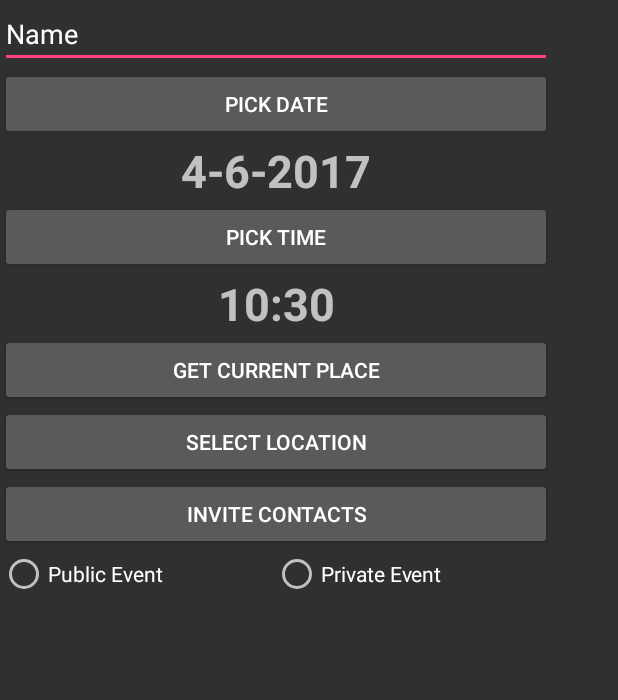
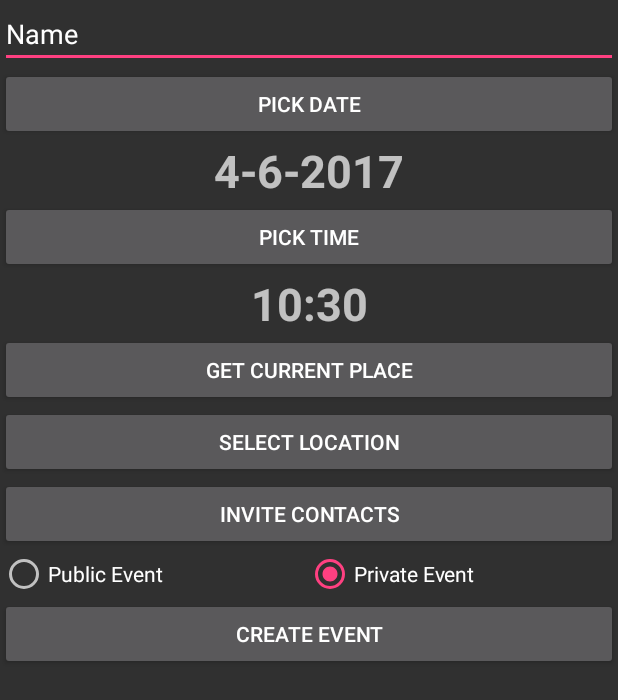
Before and after one commit to charlesh72/platty, an Android app: the CreateEventActivity screen opened directly, with no data from a screen before it, on a phone screen of 412 x 824 dp. Shown: the top 700 px of the screen. Run offline under Robolectric (Android 15) with nearby library versions, the light colour scheme and no system bars; our stand-ins replace EventBus; libraries missing offline, so code that uses them is left out: com.parse; 1 statement that could not run was skipped.

Commit message:
radio buttons function and began implementing save to server functionality for events

```diff
--- a/app/src/main/java/com/beakon/platty/Event.java
+++ b/app/src/main/java/com/beakon/platty/Event.java
@@ -3,6 +3,8 @@ package com.beakon.platty;
 import android.icu.util.Calendar;
 
 import com.google.android.gms.maps.model.LatLng;
+import com.parse.ParseGeoPoint;
+import com.parse.ParseObject;
 import com.parse.ParseUser;
 
 import java.util.List;
@@ -16,9 +18,11 @@ public class Event {
     private int hour, minute, year, month, day;
     private LatLng mLatLng;
     private String mEventName, mPlaceName, mHostId;
+
+    private boolean mPublic;
+
     // TODO: 4/5/2017 Set up invited guests and add inviting through contacts
     private List<String> mInvitedGuests;
-
     public Event() {
         mHostId = ParseUser.getCurrentUser().getObjectId();
 
@@ -36,6 +40,21 @@ public class Event {
         mEventName = "defaultEventName";
         mPlaceName = "defaultPlaceName";
         mLatLng = new LatLng(-33.8523341, 151.2106085);
+    }
+
+    public void save() {
+        // TODO: 4/6/2017 Save all data from the event to the server
+        ParseObject event = new ParseObject("Event");
+
+        ParseGeoPoint point = new ParseGeoPoint(mLatLng.latitude, mLatLng.longitude);
+    }
+
+    public boolean isPublic() {
+        return mPublic;
+    }
+
+    public void setPublic(boolean mPublic) {
+        this.mPublic = mPublic;
     }
 
     public String getHostId() {
--- a/app/src/main/res/layout/activity_create_event.xml
+++ b/app/src/main/res/layout/activity_create_event.xml
@@ -1,19 +1,11 @@
 <?xml version="1.0" encoding="utf-8"?>
-<android.support.constraint.ConstraintLayout xmlns:android="http://schemas.android.com/apk/res/android"
+<LinearLayout xmlns:android="http://schemas.android.com/apk/res/android"
     xmlns:app="http://schemas.android.com/apk/res-auto"
     xmlns:tools="http://schemas.android.com/tools"
     android:layout_width="match_parent"
     android:layout_height="match_parent"
-    tools:context="com.beakon.platty.CreateEventActivity"
-    tools:layout_editor_absoluteY="81dp"
-    tools:layout_editor_absoluteX="0dp">
-
-    <LinearLayout
-        android:layout_width="368dp"
-        android:layout_height="495dp"
-        android:orientation="vertical"
-        tools:layout_editor_absoluteY="0dp"
-        tools:layout_editor_absoluteX="0dp">
+    android:orientation="vertical"
+    tools:context="com.beakon.platty.CreateEventActivity">
 
         <EditText
             android:id="@+id/createEventETName"
@@ -76,6 +68,7 @@
         <RadioGroup
             android:layout_width="match_parent"
             android:layout_height="wrap_content"
+            android:checkedButton="@+id/createEventRBPrivate"
             android:orientation="horizontal">
 
             <RadioButton
@@ -83,15 +76,22 @@
                 android:layout_width="wrap_content"
                 android:layout_height="wrap_content"
                 android:layout_weight="1"
-                android:text="Public Event" />
+                android:text="Public Event"
+                android:onClick="onRadioButtonClicked" />
 
             <RadioButton
                 android:id="@+id/createEventRBPrivate"
                 android:layout_width="wrap_content"
                 android:layout_height="wrap_content"
                 android:layout_weight="1"
-                android:text="Private Event" />
+                android:text="Private Event"
+                android:onClick="onRadioButtonClicked" />
         </RadioGroup>
 
-    </LinearLayout>
-</android.support.constraint.ConstraintLayout>
+        <Button
+            android:id="@+id/createEventBCreate"
+            android:layout_width="match_parent"
+            android:layout_height="wrap_content"
+            android:text="Create Event"
+            android:onClick="onCreateEventButtonClicked"/>
+</LinearLayout>
```
Also changed, not shown: app/src/main/java/com/beakon/platty/CreateEventActivity.java (+22 -0 lines).
